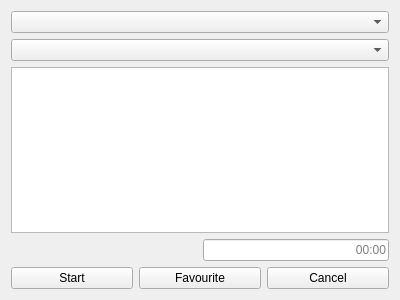
jorge-barroso/harvesttimer-qt, file addtaskform.ui: the form before one commit.
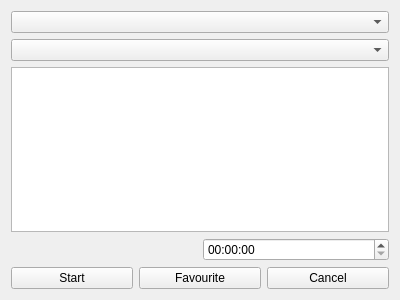
The form after the commit.

Commit message: Time selection changed to a time edit widget for better user input handling

Diff of the .ui file:
```diff
--- a/addtaskform.ui
+++ b/addtaskform.ui
@@ -17,32 +17,9 @@
    <item row="2" column="0" colspan="2">
     <widget class="QTextEdit" name="notes_text_edit"/>
    </item>
-   <item row="3" column="0">
-    <spacer name="horizontalSpacer">
-     <property name="orientation">
-      <enum>Qt::Horizontal</enum>
-     </property>
-     <property name="sizeHint" stdset="0">
-      <size>
-       <width>40</width>
-       <height>20</height>
-      </size>
-     </property>
-    </spacer>
-   </item>
    <item row="1" column="0" colspan="2">
     <widget class="QComboBox" name="task_dropdown"/>
    </item>
-   <item row="3" column="1">
-    <widget class="QLineEdit" name="time_worked_line">
-     <property name="alignment">
-      <set>Qt::AlignRight|Qt::AlignTrailing|Qt::AlignVCenter</set>
-     </property>
-     <property name="placeholderText">
-      <string>00:00</string>
-     </property>
-    </widget>
-   </item>
    <item row="0" column="0" colspan="2">
     <widget class="QComboBox" name="project_dropdown"/>
    </item>
@@ -71,6 +48,9 @@
      </item>
     </layout>
    </item>
+   <item row="3" column="1">
+    <widget class="QTimeEdit" name="time_worked_line"/>
+   </item>
   </layout>
  </widget>
  <resources/>
```
The commit also changes 1 other file.
